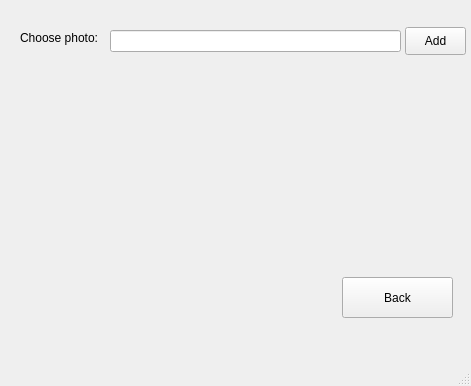
This is Code/GUI/LoadPhoto.ui in widbnudb/MyClothes as Qt 5 draws it before an edit. The edited form follows.
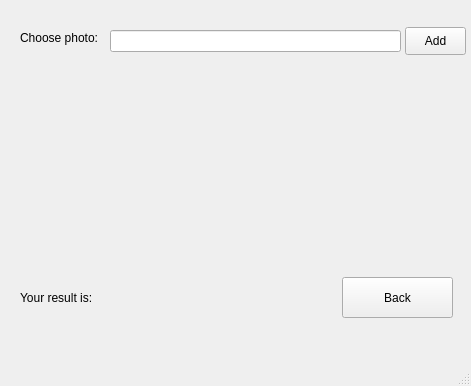
This is the edited form.

Commit message: Load Photo part was ready

Diff of the .ui file:
```diff
--- a/Code/GUI/LoadPhoto.ui
+++ b/Code/GUI/LoadPhoto.ui
@@ -76,6 +76,32 @@
      <string>Add</string>
     </property>
    </widget>
+   <widget class="QLabel" name="label">
+    <property name="geometry">
+     <rect>
+      <x>20</x>
+      <y>290</y>
+      <width>91</width>
+      <height>16</height>
+     </rect>
+    </property>
+    <property name="text">
+     <string>Your result is:</string>
+    </property>
+   </widget>
+   <widget class="QLabel" name="label_4">
+    <property name="geometry">
+     <rect>
+      <x>110</x>
+      <y>290</y>
+      <width>55</width>
+      <height>16</height>
+     </rect>
+    </property>
+    <property name="text">
+     <string/>
+    </property>
+   </widget>
   </widget>
   <widget class="QMenuBar" name="menubar">
    <property name="geometry">
```
The commit also changes 4 other files.
